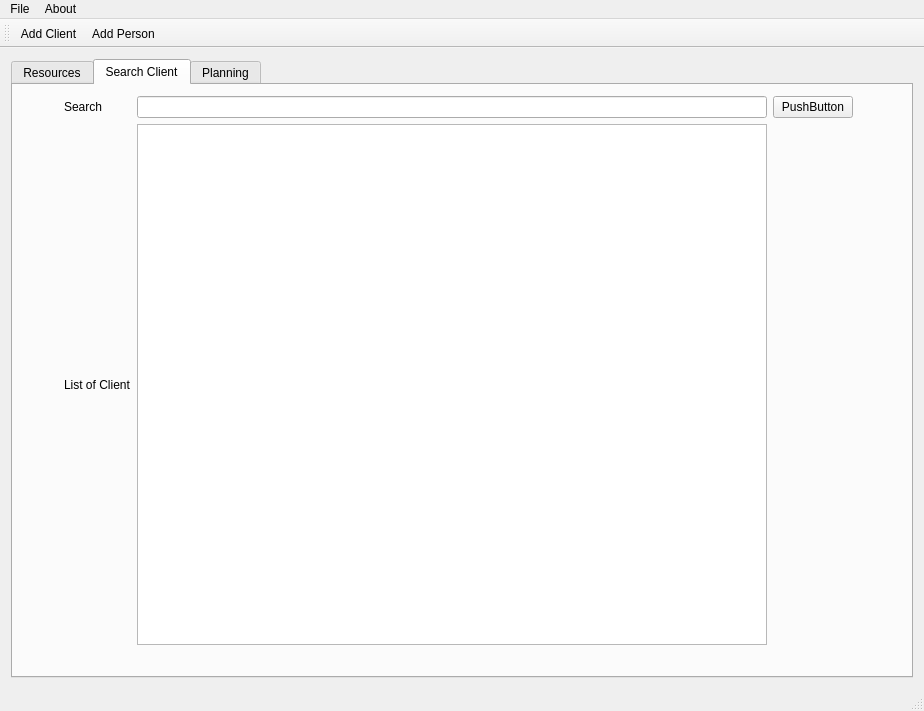
Before: the Qt Designer form mainwindow.ui in penghanyuan/ProjectQt, drawn with Qt 5.
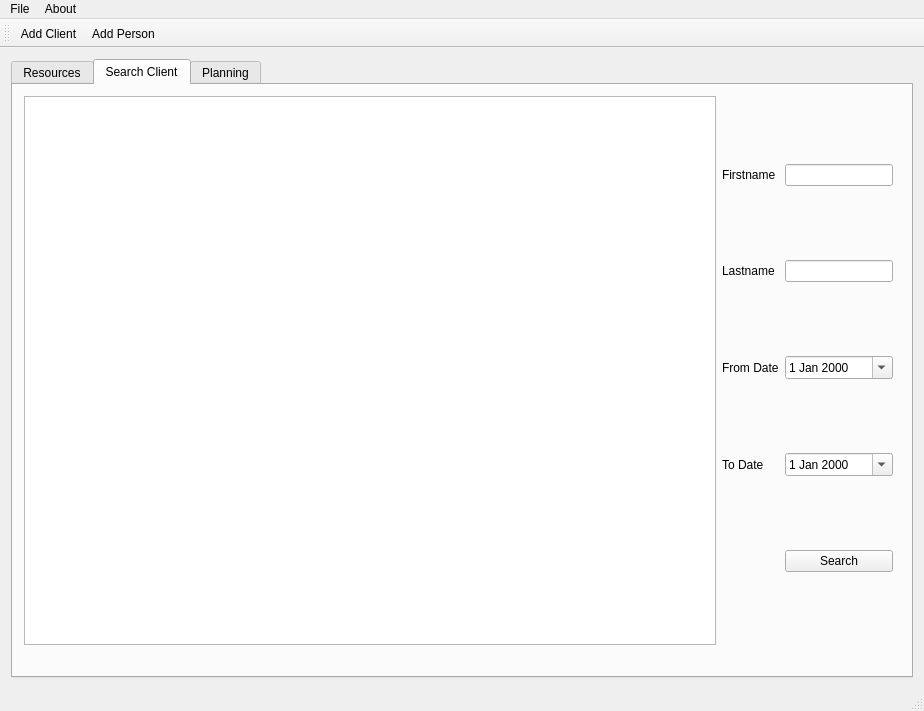
After: the same form once the commit is applied. The open tabs and pages were chosen to show the change. Icons and pictures are not drawn.

```diff
--- a/mainwindow.ui
+++ b/mainwindow.ui
@@ -87,87 +87,86 @@
           <height>571</height>
          </rect>
         </property>
-        <layout class="QGridLayout" name="gridLayout">
-         <property name="sizeConstraint">
-          <enum>QLayout::SetDefaultConstraint</enum>
-         </property>
-         <item row="0" column="2">
-          <widget class="QLineEdit" name="lineEdit">
-           <property name="sizePolicy">
-            <sizepolicy hsizetype="Preferred" vsizetype="Fixed">
-             <horstretch>0</horstretch>
-             <verstretch>0</verstretch>
-            </sizepolicy>
-           </property>
-          </widget>
+        <layout class="QHBoxLayout" name="horizontalLayout">
+         <item>
+          <layout class="QVBoxLayout" name="verticalLayout">
+           <item>
+            <widget class="QTableView" name="tableView"/>
+           </item>
+          </layout>
          </item>
-         <item row="0" column="0">
-          <spacer name="horizontalSpacer">
-           <property name="orientation">
-            <enum>Qt::Horizontal</enum>
-           </property>
-           <property name="sizeType">
-            <enum>QSizePolicy::Preferred</enum>
-           </property>
-           <property name="sizeHint" stdset="0">
-            <size>
-             <width>40</width>
-             <height>20</height>
-            </size>
-           </property>
-          </spacer>
-         </item>
-         <item row="1" column="2">
-          <widget class="QTableView" name="tableView"/>
-         </item>
-         <item row="0" column="1">
-          <widget class="QLabel" name="label">
-           <property name="sizePolicy">
-            <sizepolicy hsizetype="Fixed" vsizetype="Preferred">
-             <horstretch>0</horstretch>
-             <verstretch>0</verstretch>
-            </sizepolicy>
-           </property>
-           <property name="text">
-            <string>Search</string>
-           </property>
-          </widget>
-         </item>
-         <item row="0" column="4">
-          <spacer name="horizontalSpacer_2">
-           <property name="orientation">
-            <enum>Qt::Horizontal</enum>
-           </property>
-           <property name="sizeType">
-            <enum>QSizePolicy::Preferred</enum>
-           </property>
-           <property name="sizeHint" stdset="0">
-            <size>
-             <width>40</width>
-             <height>20</height>
-            </size>
-           </property>
-          </spacer>
-         </item>
-         <item row="0" column="3">
-          <widget class="QPushButton" name="pushButton">
-           <property name="sizePolicy">
-            <sizepolicy hsizetype="Fixed" vsizetype="Preferred">
-             <horstretch>0</horstretch>
-             <verstretch>0</verstretch>
-            </sizepolicy>
-           </property>
-           <property name="text">
-            <string>PushButton</string>
-           </property>
-          </widget>
-         </item>
-         <item row="1" column="1">
-          <widget class="QLabel" name="label_2">
-           <property name="text">
-            <string>List of Client</string>
-           </property>
-          </widget>
+         <item>
+          <layout class="QGridLayout" name="gridLayout_3">
+           <item row="4" column="1">
+            <widget class="QPushButton" name="pushButton">
+             <property name="text">
+              <string>Search</string>
+             </property>
+            </widget>
+           </item>
+           <item row="0" column="0">
+            <widget class="QLabel" name="label_2">
+             <property name="text">
+              <string>Firstname</string>
+             </property>
+            </widget>
+           </item>
+           <item row="1" column="1">
+            <widget class="QLineEdit" name="lineEdit_2">
+             <property name="sizePolicy">
+              <sizepolicy hsizetype="Fixed" vsizetype="Fixed">
+               <horstretch>0</horstretch>
+               <verstretch>0</verstretch>
+              </sizepolicy>
+             </property>
+            </widget>
+           </item>
+           <item row="1" column="0">
+            <widget class="QLabel" name="label">
+             <property name="text">
+              <string>Lastname</string>
+             </property>
+            </widget>
+           </item>
+           <item row="0" column="1">
+            <widget class="QLineEdit" name="lineEdit">
+             <property name="sizePolicy">
+              <sizepolicy hsizetype="Fixed" vsizetype="Fixed">
+               <horstretch>0</horstretch>
+               <verstretch>0</verstretch>
+              </sizepolicy>
+             </property>
+            </widget>
+           </item>
+           <item row="2" column="0">
+            <widget class="QLabel" name="label_4">
+             <property name="text">
+              <string>From Date</string>
+             </property>
+            </widget>
+           </item>
+           <item row="2" column="1">
+            <widget class="QDateEdit" name="dateEdit">
+             <property name="calendarPopup">
+              <bool>true</bool>
+             </property>
+            </widget>
+           </item>
+           <item row="3" column="1">
+            <widget class="QDateEdit" name="dateEdit_2">
+             <property name="calendarPopup">
+              <bool>true</bool>
+             </property>
+            </widget>
+           </item>
+           <item row="3" column="0">
+            <widget class="QLabel" name="label_5">
+             <property name="text">
+              <string>To Date</string>
+             </property>
+            </widget>
+           </item>
+          </layout>
          </item>
         </layout>
        </widget>
```
Left out of the diff: 2 changed lines with no effect on the pictures.
